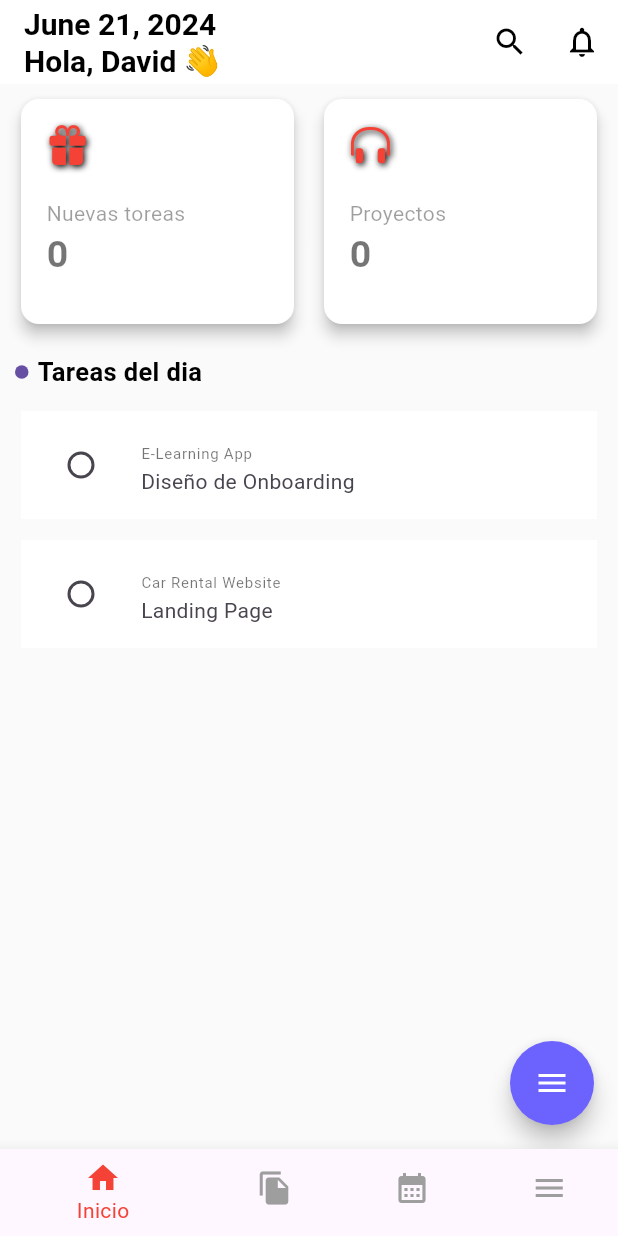
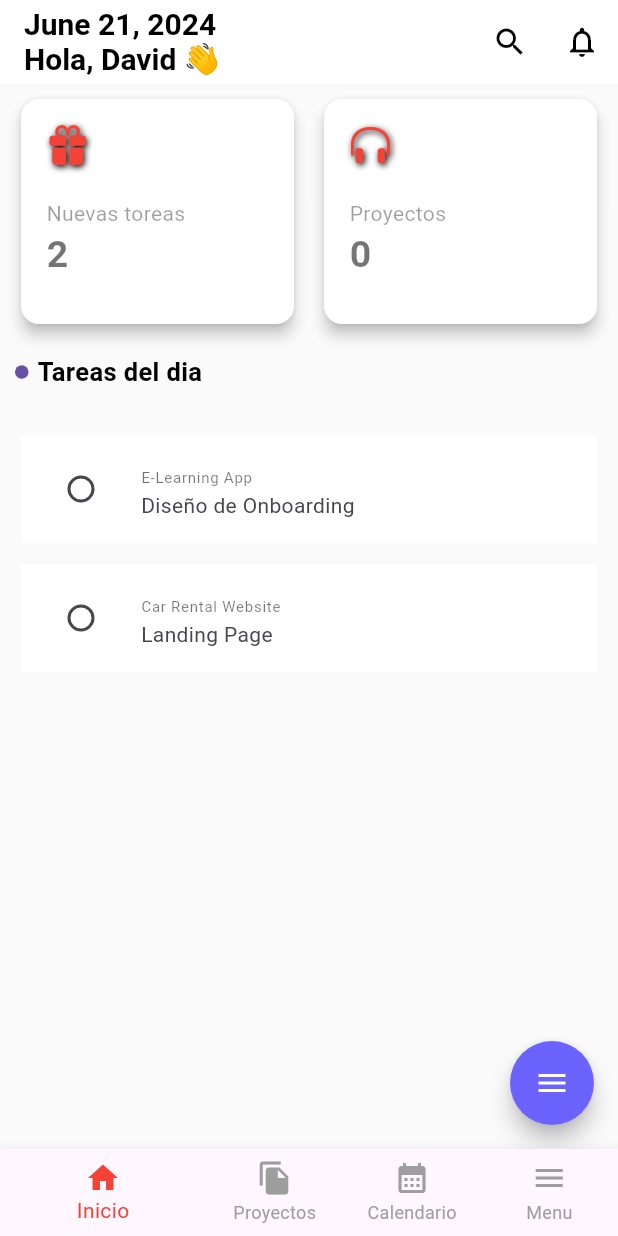
Before and after one commit to Daveohi/Task-Application, a Flutter app: the BottomNavigator screen opened directly, on a phone screen of 412 x 824 dp. Run offline on Flutter 3.47's test engine with Material 3 defaults, Android fonts, the phone set to English and light mode, and no system bars; drawn by our look-alikes of dots_indicator, flutter_slidable, flutter_speed_dial.

Commit message:
feature/Added Stack widget

```diff
--- a/task_application/lib/bottomnavigator.dart
+++ b/task_application/lib/bottomnavigator.dart
@@ -44,6 +44,7 @@ class _BottomNavigatorState extends State<BottomNavigator> {
             color: Colors.black,
             fontSize: 20,
             fontWeight: FontWeight.bold,
+            height: BorderSide.strokeAlignCenter,
           ),
         ),
         // backgroundColor: Colors.white,
@@ -70,6 +71,8 @@ class _BottomNavigatorState extends State<BottomNavigator> {
         onTap: (index) => _changeTab(index),
         selectedItemColor: Colors.red,
         unselectedItemColor: Colors.grey,
+        showSelectedLabels: true,
+        showUnselectedLabels: true,
         items: const [
           BottomNavigationBarItem(icon: Icon(Icons.home), label: "Inicio"),
           BottomNavigationBarItem(
--- a/task_application/lib/inicio.dart
+++ b/task_application/lib/inicio.dart
@@ -25,31 +25,18 @@ class _InicioState extends State<Inicio> {
     ['Car Rental Website', 'Landing Page', false],
   ];
 
-  @override
-  void initState() {
-    super.initState();
-    WidgetsBinding.instance.addPersistentFrameCallback((_) {
-      // _updateTaskCounts();
-    });
-  }
-
-  // void _updateTaskCounts() {
-  //   widget.onUpdateTotalTasks(taskList.length);
-  //   widget.onUpdateCompletedTasks(
-  //       taskList.where((taskList) => taskList[2]).length);
-  // }
-
   void cancelTask() {
     Navigator.pop(context);
   }
 
+  int get completedTasks => taskList.where((task) => task[2]).length;
+
   void taskCompleted(bool? value, int index) {
     setState(() {
       taskList[index][2] = !taskList[index][2];
-      WidgetsBinding.instance.addPersistentFrameCallback((_) {
-        // _updateTaskCounts();
+
     });
-    });
+    // return taskCount;
   }
 
   void saveNewTask() {
@@ -57,9 +44,6 @@ class _InicioState extends State<Inicio> {
       taskList.add([taskController.text, subtitleController.text, false]);
       taskController.clear();
       subtitleController.clear();
-      WidgetsBinding.instance.addPersistentFrameCallback((_) {
-        // _updateTaskCounts();
-      });
     });
     Navigator.pop(context);
   }
@@ -114,8 +98,32 @@ class _InicioState extends State<Inicio> {
         ],
       ),
       backgroundColor: const Color(0xfafafafa),
-      body: SingleChildScrollView(
-        child: Column(
+      body: Stack(
+        clipBehavior: Clip.antiAlias,
+
+        children: [
+          Padding(
+            padding: const EdgeInsets.only(top: 220.0),
+            child: ListView.builder(
+              keyboardDismissBehavior: ScrollViewKeyboardDismissBehavior.manual,
+              shrinkWrap: true,
+              itemCount: taskList.length,
+              itemBuilder: (context, index) {
+                return TaskWidget(
+                  taskName: taskList[index][0],
+                  subTitle: taskList[index][1],
+                  taskCompleted: taskList[index][2],
+                  onchanged: (value) => taskCompleted(value, index),
+                  onDelete: (context) {
+                    setState(() {
+                      taskList.removeAt(index);
+                    });
+                  },
+                );
+              },
+            ),
+          ),
+          Column(
             children: [
               Row(
                 mainAxisAlignment: MainAxisAlignment.spaceBetween,
@@ -161,7 +169,7 @@ class _InicioState extends State<Inicio> {
                                     ),
                                   ),
                                   TextSpan(
-                                  text: '0',
+                                    text: taskList.length.toString(),
                                     style: const TextStyle(
                                         color: Colors.black54,
                                         fontSize: 25,
@@ -216,7 +224,7 @@ class _InicioState extends State<Inicio> {
                                     ),
                                   ),
                                   TextSpan(
-                                  text: '0',
+                                    text: completedTasks.toString(),
                                     style: const TextStyle(
                                         color: Colors.black54,
                                         fontSize: 25,
@@ -253,39 +261,12 @@ class _InicioState extends State<Inicio> {
                       ),
                     ],
                   ),
-                SizedBox(
-
-                  child: ListView.builder(
-                    keyboardDismissBehavior:
-                        ScrollViewKeyboardDismissBehavior.manual,
-                    shrinkWrap: true,
-                    itemCount: taskList.length,
-                    itemBuilder: (context, index) {
-                      return TaskWidget(
-                        taskName: taskList[index][0],
-                        subTitle: taskList[index][1],
-                        taskCompleted: taskList[index][2],
-                        onchanged: (value) => taskCompleted(value, index),
-                        onDelete: (context) {
-                          setState(() {
-                            taskList.removeAt(index);
-                            // WidgetsBinding.instance.addPersistentFrameCallback((_) {
-                            //   _updateTaskCounts();
-                            // });
-                          });
-                        },
-                      );
-                    },
-                  ),
+                ],
               ),
             ],
           ),
         ],
       ),
-      ),
-
-      //  Padding(
-      //   padding: const EdgeInsets.all(8.0),
     );
   }
 }
--- a/task_application/lib/secondscreen.dart
+++ b/task_application/lib/secondscreen.dart
@@ -1,6 +1,6 @@
 import 'package:flutter/material.dart';
 import 'package:task_application/bottomnavigator.dart';
-import 'package:task_application/inicio.dart';
+// import 'package:task_application/inicio.dart';
 // import 'package:task_application/thirdpage.dart';
 
 
```
Lines whose indentation alone changed are shown as unchanged.
